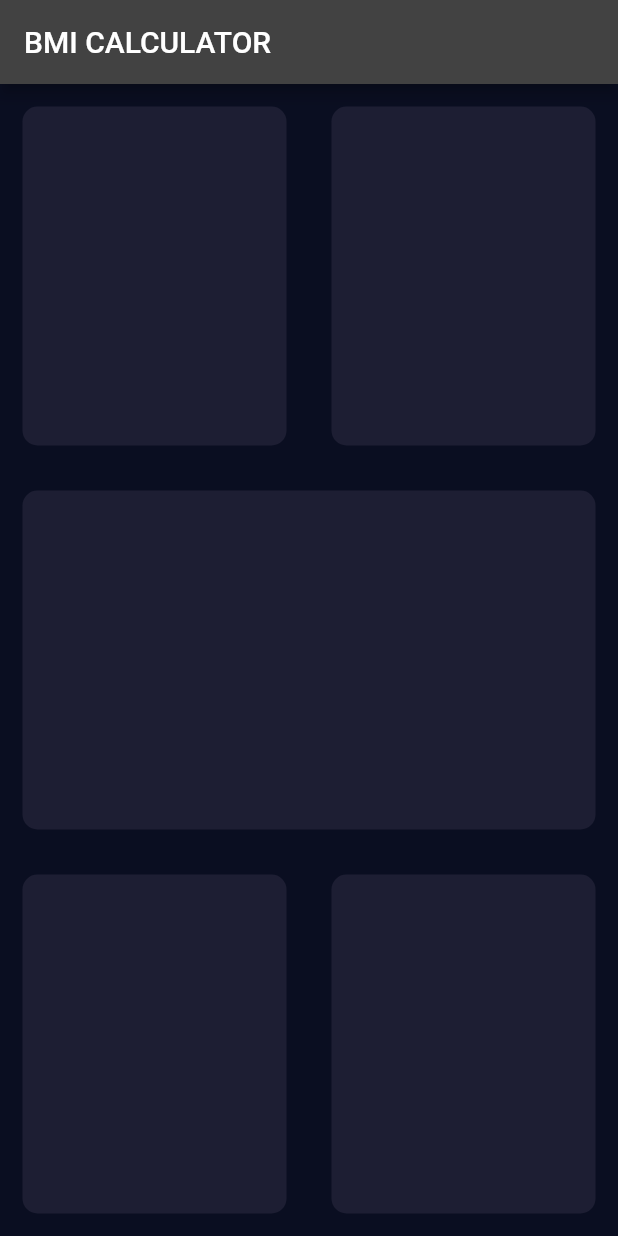
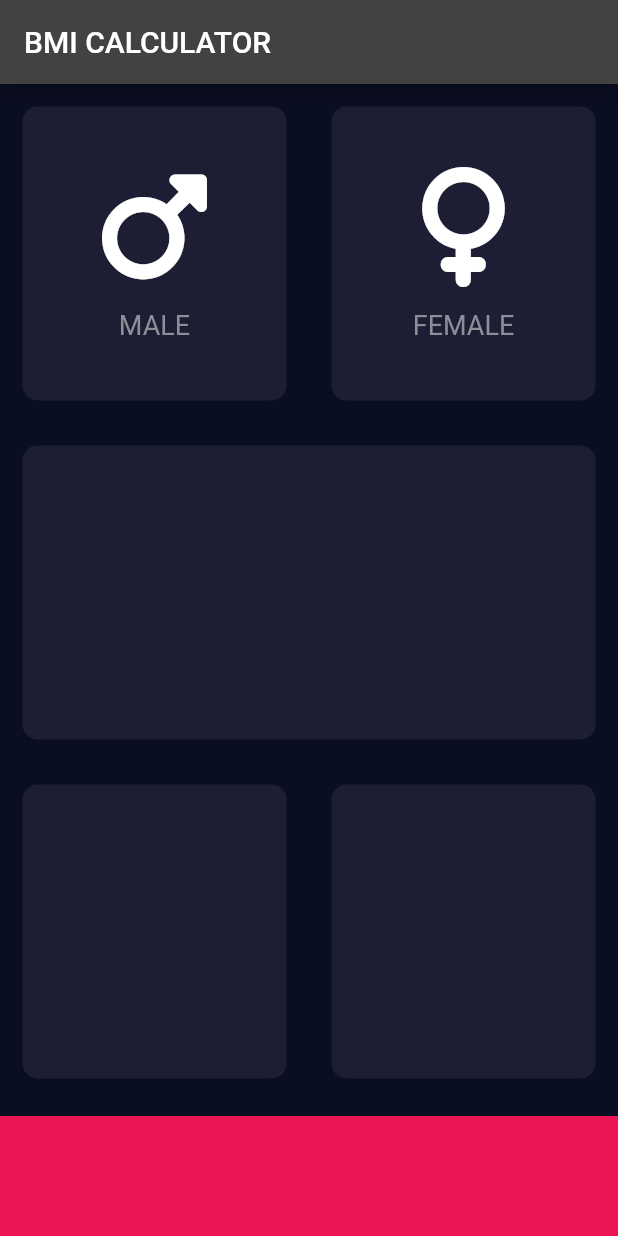
Before and after one commit to TshephangMogotsi/BMI_calculator, a Flutter app: the screen it shows after launch, on a phone screen of 412 x 824 dp. Run offline on Flutter 3.47's test engine with Material 2 defaults, Android fonts, the phone set to English and light mode, and no system bars; our stand-ins replace font_awesome_flutter.

Commit message:
added male and female card with icons

```diff
--- a/lib/screens/input_page.dart
+++ b/lib/screens/input_page.dart
@@ -1,4 +1,9 @@
 import 'package:flutter/material.dart';
+import 'package:font_awesome_flutter/font_awesome_flutter.dart';
+
+const bottomContainerHeight = 80.0;
+const activeCardColor = Color(0xFF1D1E33);
+const bottomContainerColor = Color(0xFFEB1555);
 
 class InputPage extends StatefulWidget {
   const InputPage({Key? key}) : super(key: key);
@@ -20,39 +25,83 @@ class _InputPageState extends State<InputPage> {
             child: Row(
               children: const[
                 Expanded(
-                  child: ReusableCard(colour: Color(0xFF1D1E33)),
+                  child: ReusableCard(
+                    colour: activeCardColor,
+                    cardChild: CardChildContent(
+                      icon: FontAwesomeIcons.mars,
+                      cardLabel: "MALE",
+                    ),
+                  ),
                 ),
                 Expanded(
-                  child: ReusableCard(colour:  Color(0xFF1D1E33)),
+                   child: ReusableCard(
+                    colour: activeCardColor,
+                    cardChild: CardChildContent(
+                      icon: FontAwesomeIcons.venus,
+                      cardLabel: "FEMALE",
+                    ),
+                  ),
                 ),
               ],
             ),
           ),
           const Expanded(
-            child: ReusableCard(colour: Color(0xFF1D1E33)),
+            child: ReusableCard(colour: activeCardColor),
           ),
           Expanded(
             child: Row(
               children: const <Widget>[
                 Expanded(
-                  child: ReusableCard(colour: Color(0xFF1D1E33)),
+                  child: ReusableCard(colour: activeCardColor),
                 ),
                 Expanded(
-                  child: ReusableCard(colour: Color(0xFF1D1E33)),
+                  child: ReusableCard(colour: activeCardColor),
                 ),
               ],
             ),
           ),
+          Container(
+            color: bottomContainerColor,
+            margin: const EdgeInsets.only(top: 10.0),
+            height: bottomContainerHeight,
+          )
         ],
       ),
     );
   }
 }
 
+class CardChildContent extends StatelessWidget {
+  const CardChildContent({
+    Key? key,required this.icon,required this.cardLabel
+  }) : super(key: key);
+  final IconData icon;
+  final String cardLabel;
+
+  @override
+  Widget build(BuildContext context) {
+    return Column(
+      mainAxisAlignment: MainAxisAlignment.center,
+      children:  <Widget>[
+        Icon(
+          icon,
+          size: 80.0,
+        ),
+        const SizedBox(height: 15.0),
+        Text(cardLabel,style: const TextStyle(
+          fontSize: 18.0,
+          color:  Color(0xFF8D8E98)
+        ),)
+      ],
+    );
+  }
+}
+
 class ReusableCard extends StatelessWidget {
-  const ReusableCard({Key? key, required this.colour}) : super(key: key);
+  const ReusableCard({Key? key, required this.colour, this.cardChild})
+      : super(key: key);
   final Color colour;
-
+  final Widget? cardChild;
 
   @override
   Widget build(BuildContext context) {
@@ -62,6 +111,7 @@ class ReusableCard extends StatelessWidget {
         color: colour,
         borderRadius: BorderRadius.circular(10.0),
       ),
+      child: cardChild,
     );
   }
 }
--- a/pubspec.yaml
+++ b/pubspec.yaml
@@ -34,6 +34,7 @@ dependencies:
   # The following adds the Cupertino Icons font to your application.
   # Use with the CupertinoIcons class for iOS style icons.
   cupertino_icons: ^1.0.2
+  font_awesome_flutter: ^10.1.0
 
 dev_dependencies:
   flutter_test:
```
Also changed, not shown: pubspec.lock.
